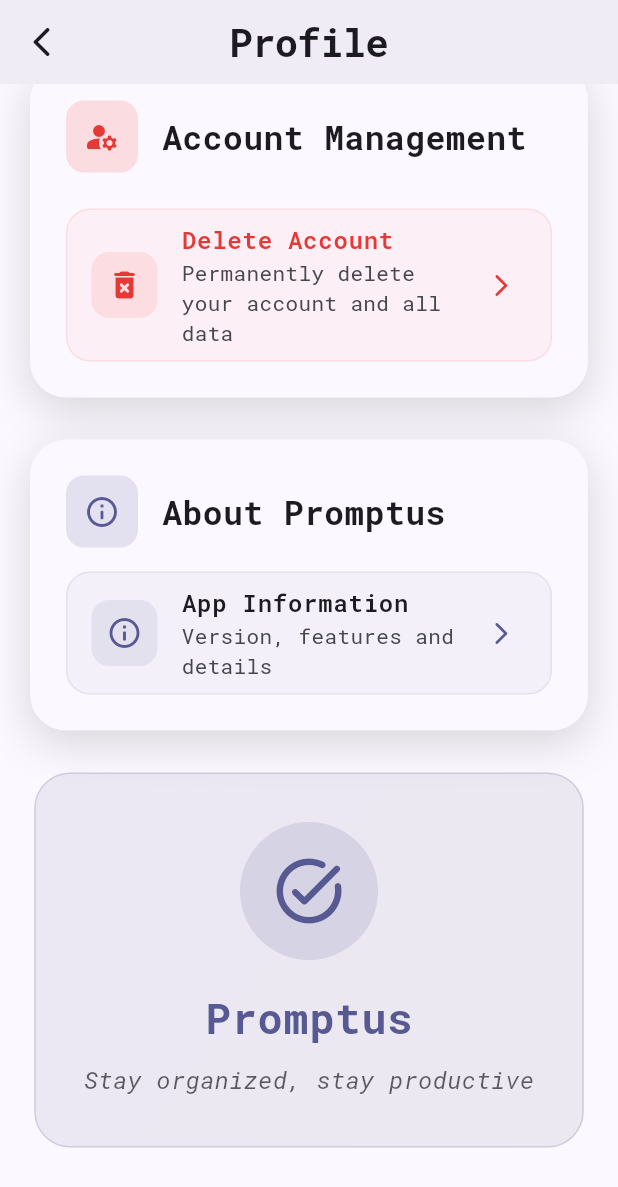
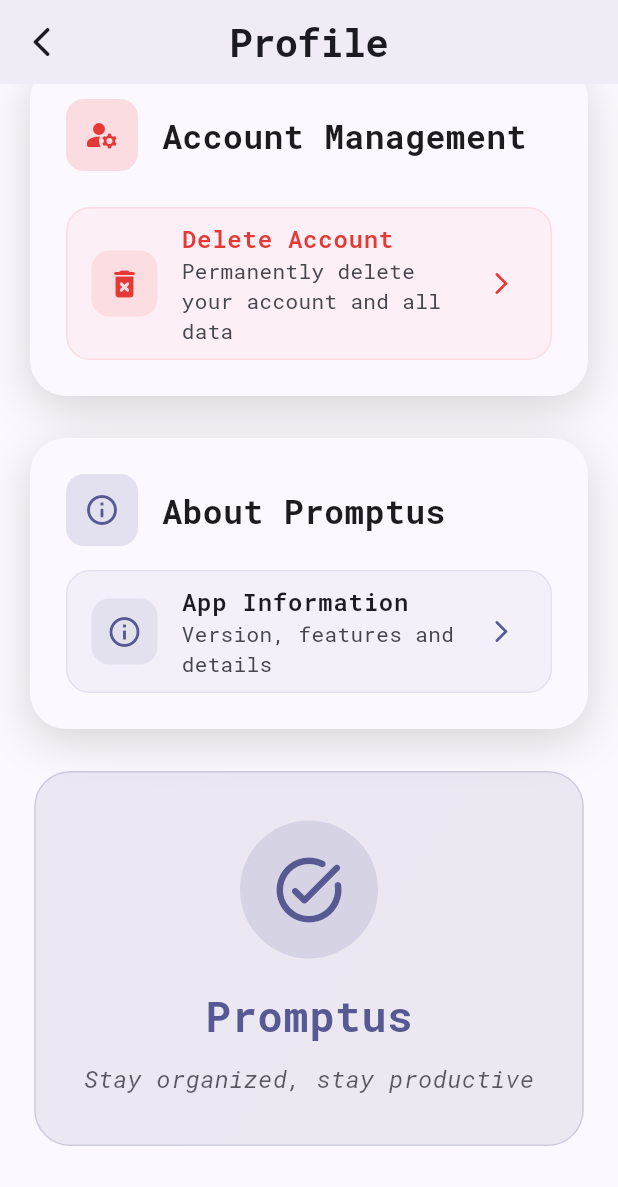
Before and after one commit to sekey01/promptus, a Flutter app: the ProfileScreen screen opened directly with empty values, scrolled down 928 dp, on a phone screen of 412 x 824 dp. Shown: the top 1187 px of the screen. Run offline on Flutter 3.47's test engine with Material 3 defaults, Android fonts, the phone set to English and light mode, and no system bars; our stand-ins replace flutter_local_notifications, google_fonts, shared_preferences, sqflite, timezone; accounts and stored records are empty.

Commit message:
updated again

```diff
--- a/lib/screens/profile_screen.dart
+++ b/lib/screens/profile_screen.dart
@@ -937,7 +937,7 @@
             color: color,
           ),
         ),
-        const SizedBox(height: 6),
+        const SizedBox(height: 5),
         Text(
           title,
           style: TextStyle(
```
